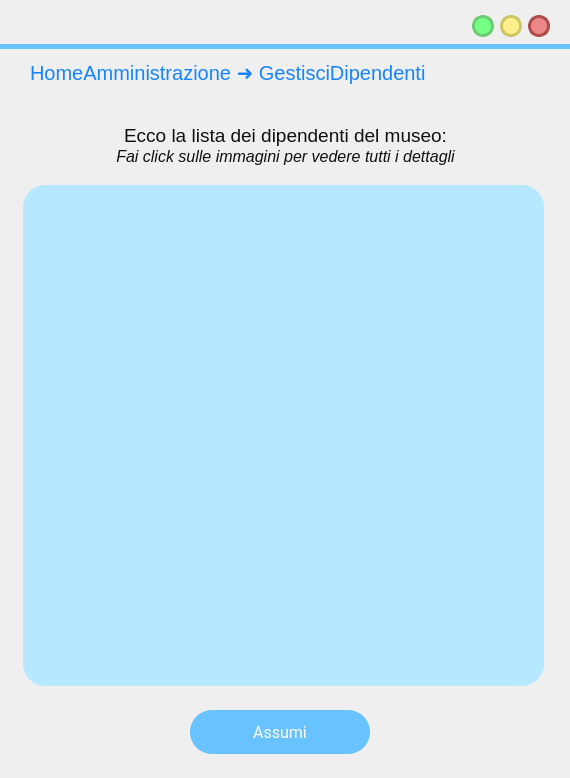
First picture: the form in frontend/ui/VistaGestisciDipendenti.ui, repository MrPio/MuseoOmero, before the edit.
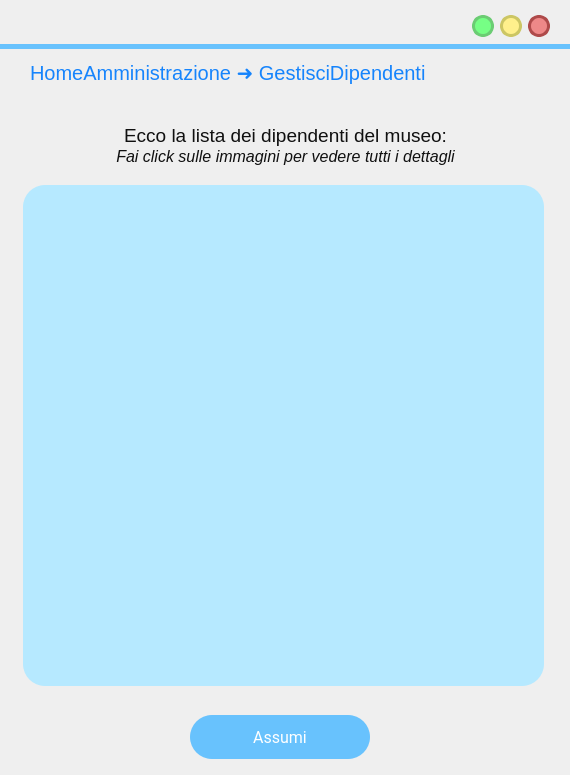
Second picture: the form after the edit. Icons and pictures are not drawn.

```diff
--- a/frontend/ui/VistaGestisciDipendenti.ui
+++ b/frontend/ui/VistaGestisciDipendenti.ui
@@ -7,7 +7,7 @@
     <x>0</x>
     <y>0</y>
     <width>570</width>
-    <height>778</height>
+    <height>775</height>
    </rect>
   </property>
   <property name="windowTitle">
@@ -304,7 +304,7 @@
     <property name="geometry">
      <rect>
       <x>190</x>
-      <y>710</y>
+      <y>715</y>
       <width>180</width>
       <height>44</height>
      </rect>
```
